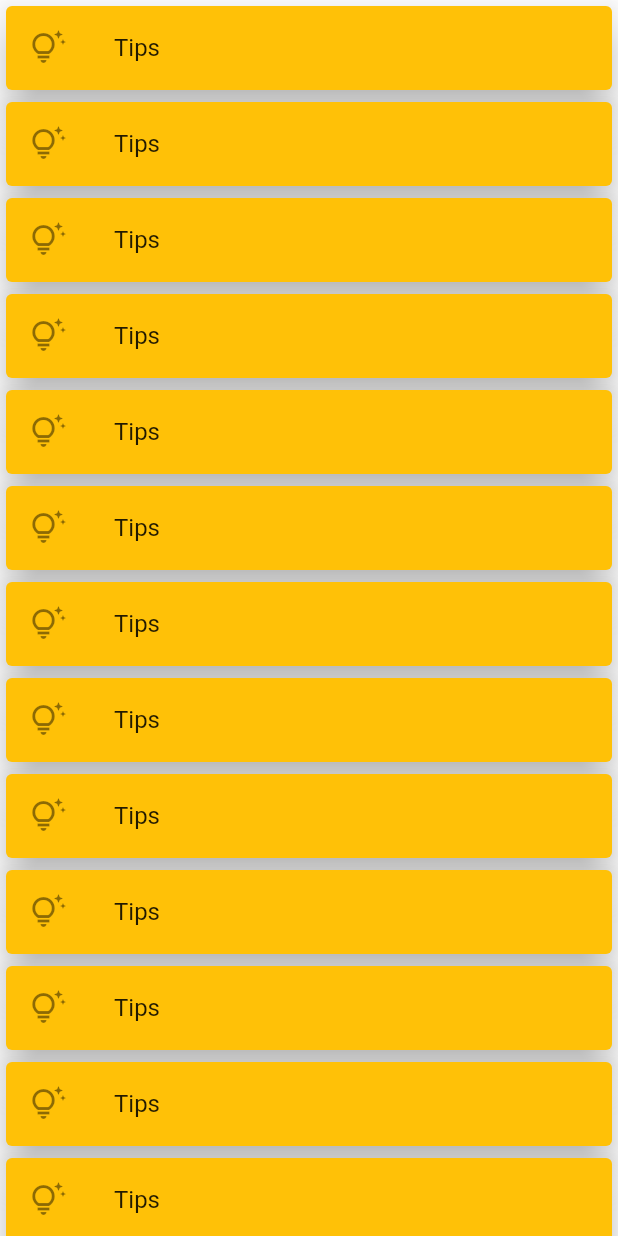
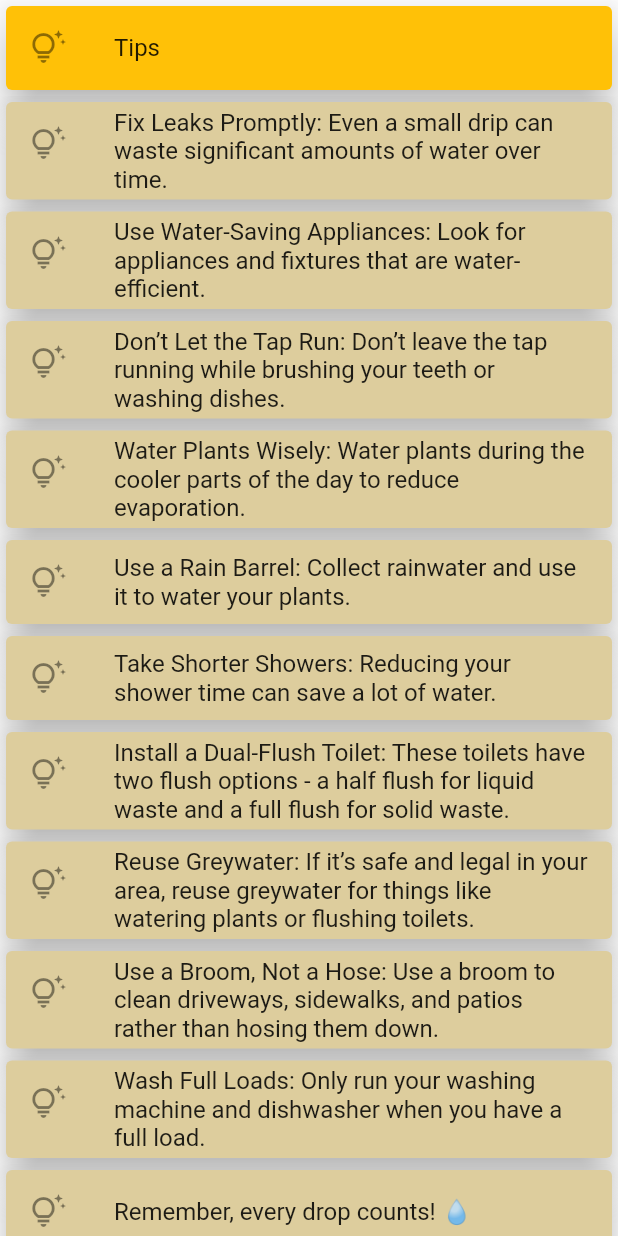
Before and after one commit to Sunandhit-Gupta/AquaTrace, a Flutter app: the Tips screen opened directly, on a phone screen of 412 x 824 dp. Run offline on Flutter 3.47's test engine with Material 2 defaults, Android fonts, the phone set to English and light mode, and no system bars; our stand-ins replace curved_navigation_bar, get, google_fonts; missing offline and left inert: flutter_animated_button.

Commit message:
Added Tips with scrolling

```diff
--- a/aqua_trace/lib/Tips.dart
+++ b/aqua_trace/lib/Tips.dart
@@ -7,103 +7,20 @@ class Tips extends StatefulWidget {
   State<Tips> createState() => _TipsState();
 }
 
-List<Widget> tips_widgets = [
-  Card(
-            elevation: 10,
-            color: Colors.amber,
-            child: ListTile(
-              leading: Icon(Icons.tips_and_updates_outlined),
-              title: Text("Tips"),
-            ),
-          ),
-          Card(
-            elevation: 10,
-            color: Colors.amber,
-            child: ListTile(
-              leading: Icon(Icons.tips_and_updates_outlined),
-              title: Text("Tips"),
-            ),
-          ),
-          Card(
-            elevation: 10,
-            color: Colors.amber,
-            child: ListTile(
-              leading: Icon(Icons.tips_and_updates_outlined),
-              title: Text("Tips"),
-            ),
-          ),
-          Card(
-            elevation: 10,
-            color: Colors.amber,
-            child: ListTile(
-              leading: Icon(Icons.tips_and_updates_outlined),
-              title: Text("Tips"),
-            ),
-          ),
-          Card(
-            elevation: 10,
-            color: Colors.amber,
-            child: ListTile(
-              leading: Icon(Icons.tips_and_updates_outlined),
-              title: Text("Tips"),
-            ),
-          ),
-          Card(
-            elevation: 10,
-            color: Colors.amber,
-            child: ListTile(
-              leading: Icon(Icons.tips_and_updates_outlined),
-              title: Text("Tips"),
-            ),
-          ),
-          Card(
-            elevation: 10,
-            color: Colors.amber,
-            child: ListTile(
-              leading: Icon(Icons.tips_and_updates_outlined),
-              title: Text("Tips"),
-            ),
-          ),
-          Card(
-            elevation: 10,
-            color: Colors.amber,
-            child: ListTile(
-              leading: Icon(Icons.tips_and_updates_outlined),
-              title: Text("Tips"),
-            ),
-          ),
-          Card(
-            elevation: 10,
-            color: Colors.amber,
-            child: ListTile(
-              leading: Icon(Icons.tips_and_updates_outlined),
-              title: Text("Tips"),
-            ),
-          ),
-          Card(
-            elevation: 10,
-            color: Colors.amber,
-            child: ListTile(
-              leading: Icon(Icons.tips_and_updates_outlined),
-              title: Text("Tips"),
-            ),
-          ),
-          Card(
-            elevation: 10,
-            color: Colors.amber,
-            child: ListTile(
-              leading: Icon(Icons.tips_and_updates_outlined),
-              title: Text("Tips"),
-            ),
-          ),
-          Card(
-            elevation: 10,
-            color: Colors.amber,
-            child: ListTile(
-              leading: Icon(Icons.tips_and_updates_outlined),
-              title: Text("Tips"),
-            ),
-          ),
+List<String> tips_widgets = [
+
+  "Fix Leaks Promptly: Even a small drip can waste significant amounts of water over time.",
+"Use Water-Saving Appliances: Look for appliances and fixtures that are water-efficient.",
+"Don’t Let the Tap Run: Don’t leave the tap running while brushing your teeth or washing dishes.",
+"Water Plants Wisely: Water plants during the cooler parts of the day to reduce evaporation.",
+"Use a Rain Barrel: Collect rainwater and use it to water your plants.",
+"Take Shorter Showers: Reducing your shower time can save a lot of water.",
+"Install a Dual-Flush Toilet: These toilets have two flush options - a half flush for liquid waste and a full flush for solid waste.",
+"Reuse Greywater: If it’s safe and legal in your area, reuse greywater for things like watering plants or flushing toilets.",
+"Use a Broom, Not a Hose: Use a broom to clean driveways, sidewalks, and patios rather than hosing them down.",
+"Wash Full Loads: Only run your washing machine and dishwasher when you have a full load.",
+
+"Remember, every drop counts! 💧",
 
 ];
 
@@ -111,8 +28,7 @@ class _TipsState extends State<Tips> {
   @override
   Widget build(BuildContext context) {
     return Scaffold(
-        body: Container(
-      child:  Column(
+        body: Column(
       children: [
         Card(
           elevation: 10,
@@ -122,11 +38,22 @@ class _TipsState extends State<Tips> {
             title: Text("Tips"),
           ),
         ),
-          Column(
-            children: tips_widgets,
-          )
+        Expanded(
+          child: ListView.builder(
+            itemCount: tips_widgets.length,
+            itemBuilder: (BuildContext context, int index) {
+              return Card(
+                elevation: 10,
+                color: Color.fromARGB(255, 221, 205, 157),
+                child: ListTile(
+                  leading: Icon(Icons.tips_and_updates_outlined),
+                  title: Text(tips_widgets[index]),
+                ),
+              );
+            },
+          ),
+        ),
       ],
-      ),
     ));
   }
 }
```
Lines whose indentation alone changed are shown as unchanged.
